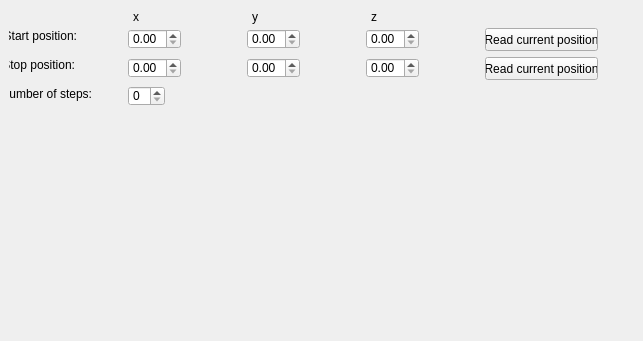
Before: the Qt Designer form src/gui/nearfieldscan_view.ui in eseo-emc/emctestbench, drawn with Qt 5.
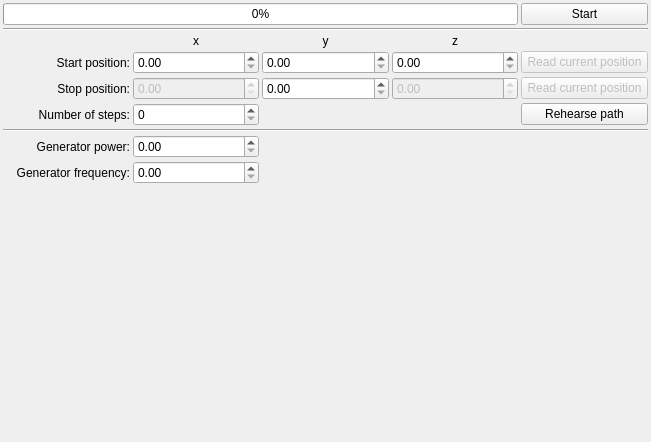
After: the same form once the commit is applied. Custom widgets are drawn as their Qt base class.

What changed in the file:
```diff
--- a/src/gui/nearfieldscan_view.ui
+++ b/src/gui/nearfieldscan_view.ui
@@ -6,215 +6,229 @@
    <rect>
     <x>0</x>
     <y>0</y>
-    <width>643</width>
-    <height>341</height>
+    <width>651</width>
+    <height>442</height>
    </rect>
   </property>
   <property name="windowTitle">
    <string>Form</string>
   </property>
-  <widget class="QuantityWidgetController" name="xStart">
-   <property name="geometry">
-    <rect>
-     <x>128</x>
-     <y>29</y>
-     <width>53</width>
-     <height>20</height>
-    </rect>
+  <layout class="QGridLayout" name="gridLayout">
+   <property name="margin">
+    <number>3</number>
    </property>
-  </widget>
-  <widget class="QuantityWidgetController" name="yStart">
-   <property name="geometry">
-    <rect>
-     <x>247</x>
-     <y>29</y>
-     <width>53</width>
-     <height>20</height>
-    </rect>
+   <property name="spacing">
+    <number>3</number>
    </property>
-  </widget>
-  <widget class="QuantityWidgetController" name="zStart">
-   <property name="geometry">
-    <rect>
-     <x>366</x>
-     <y>29</y>
-     <width>53</width>
-     <height>20</height>
-    </rect>
-   </property>
-  </widget>
-  <widget class="QLabel" name="label">
-   <property name="geometry">
-    <rect>
-     <x>9</x>
-     <y>28</y>
-     <width>68</width>
-     <height>16</height>
-    </rect>
-   </property>
-   <property name="text">
-    <string>Start position:</string>
-   </property>
-   <property name="alignment">
-    <set>Qt::AlignRight|Qt::AlignTrailing|Qt::AlignVCenter</set>
-   </property>
-  </widget>
-  <widget class="QPushButton" name="readStartPosition">
-   <property name="geometry">
-    <rect>
-     <x>485</x>
-     <y>28</y>
-     <width>113</width>
-     <height>23</height>
-    </rect>
-   </property>
-   <property name="text">
-    <string>Read current position</string>
-   </property>
-  </widget>
-  <widget class="QLabel" name="label_2">
-   <property name="geometry">
-    <rect>
-     <x>9</x>
-     <y>57</y>
-     <width>66</width>
-     <height>16</height>
-    </rect>
-   </property>
-   <property name="text">
-    <string>Stop position:</string>
-   </property>
-   <property name="alignment">
-    <set>Qt::AlignRight|Qt::AlignTrailing|Qt::AlignVCenter</set>
-   </property>
-  </widget>
-  <widget class="QuantityWidgetController" name="xStart_2">
-   <property name="geometry">
-    <rect>
-     <x>128</x>
-     <y>58</y>
-     <width>53</width>
-     <height>20</height>
-    </rect>
-   </property>
-  </widget>
-  <widget class="QPushButton" name="readStopPosition">
-   <property name="geometry">
-    <rect>
-     <x>485</x>
-     <y>57</y>
-     <width>113</width>
-     <height>23</height>
-    </rect>
-   </property>
-   <property name="text">
-    <string>Read current position</string>
-   </property>
-  </widget>
-  <widget class="QuantityWidgetController" name="zStart_2">
-   <property name="geometry">
-    <rect>
-     <x>366</x>
-     <y>58</y>
-     <width>53</width>
-     <height>20</height>
-    </rect>
-   </property>
-  </widget>
-  <widget class="QuantityWidgetController" name="yStart_2">
-   <property name="geometry">
-    <rect>
-     <x>247</x>
-     <y>58</y>
-     <width>53</width>
-     <height>20</height>
-    </rect>
-   </property>
-  </widget>
-  <widget class="QLabel" name="label_3">
-   <property name="geometry">
-    <rect>
-     <x>128</x>
-     <y>9</y>
-     <width>16</width>
-     <height>16</height>
-    </rect>
-   </property>
-   <property name="text">
-    <string>x</string>
-   </property>
-   <property name="alignment">
-    <set>Qt::AlignCenter</set>
-   </property>
-  </widget>
-  <widget class="QLabel" name="label_4">
-   <property name="geometry">
-    <rect>
-     <x>247</x>
-     <y>9</y>
-     <width>16</width>
-     <height>16</height>
-    </rect>
-   </property>
-   <property name="text">
-    <string>y</string>
-   </property>
-   <property name="alignment">
-    <set>Qt::AlignCenter</set>
-   </property>
-  </widget>
-  <widget class="QLabel" name="label_5">
-   <property name="geometry">
-    <rect>
-     <x>366</x>
-     <y>9</y>
-     <width>16</width>
-     <height>16</height>
-    </rect>
-   </property>
-   <property name="text">
-    <string>z</string>
-   </property>
-   <property name="alignment">
-    <set>Qt::AlignCenter</set>
-   </property>
-  </widget>
-  <widget class="QLabel" name="label_6">
-   <property name="geometry">
-    <rect>
-     <x>9</x>
-     <y>86</y>
-     <width>83</width>
-     <height>16</height>
-    </rect>
-   </property>
-   <property name="text">
-    <string>Number of steps:</string>
-   </property>
-   <property name="alignment">
-    <set>Qt::AlignRight|Qt::AlignTrailing|Qt::AlignVCenter</set>
-   </property>
-  </widget>
-  <widget class="QSpinBox" name="numberOfSteps">
-   <property name="geometry">
-    <rect>
-     <x>128</x>
-     <y>86</y>
-     <width>37</width>
-     <height>20</height>
-    </rect>
-   </property>
-  </widget>
-  <widget class="QWidget" name="widget" native="true">
-   <property name="geometry">
-    <rect>
-     <x>10</x>
-     <y>120</y>
-     <width>591</width>
-     <height>71</height>
-    </rect>
-   </property>
-  </widget>
+   <item row="3" column="1">
+    <widget class="QLabel" name="label_3">
+     <property name="sizePolicy">
+      <sizepolicy hsizetype="Preferred" vsizetype="Fixed">
+       <horstretch>0</horstretch>
+       <verstretch>0</verstretch>
+      </sizepolicy>
+     </property>
+     <property name="text">
+      <string>x</string>
+     </property>
+     <property name="alignment">
+      <set>Qt::AlignCenter</set>
+     </property>
+    </widget>
+   </item>
+   <item row="3" column="2">
+    <widget class="QLabel" name="label_4">
+     <property name="sizePolicy">
+      <sizepolicy hsizetype="Preferred" vsizetype="Fixed">
+       <horstretch>0</horstretch>
+       <verstretch>0</verstretch>
+      </sizepolicy>
+     </property>
+     <property name="text">
+      <string>y</string>
+     </property>
+     <property name="alignment">
+      <set>Qt::AlignCenter</set>
+     </property>
+    </widget>
+   </item>
+   <item row="3" column="3">
+    <widget class="QLabel" name="label_5">
+     <property name="sizePolicy">
+      <sizepolicy hsizetype="Preferred" vsizetype="Fixed">
+       <horstretch>0</horstretch>
+       <verstretch>0</verstretch>
+      </sizepolicy>
+     </property>
+     <property name="text">
+      <string>z</string>
+     </property>
+     <property name="alignment">
+      <set>Qt::AlignCenter</set>
+     </property>
+    </widget>
+   </item>
+   <item row="4" column="0">
+    <widget class="QLabel" name="label">
+     <property name="text">
+      <string>Start position:</string>
+     </property>
+     <property name="alignment">
+      <set>Qt::AlignRight|Qt::AlignTrailing|Qt::AlignVCenter</set>
+     </property>
+    </widget>
+   </item>
+   <item row="4" column="2">
+    <widget class="QuantityWidgetController" name="yStart"/>
+   </item>
+   <item row="4" column="4">
+    <widget class="QPushButton" name="readStartPosition">
+     <property name="enabled">
+      <bool>false</bool>
+     </property>
+     <property name="text">
+      <string>Read current position</string>
+     </property>
+     <property name="flat">
+      <bool>false</bool>
+     </property>
+    </widget>
+   </item>
+   <item row="5" column="0">
+    <widget class="QLabel" name="label_2">
+     <property name="text">
+      <string>Stop position:</string>
+     </property>
+     <property name="alignment">
+      <set>Qt::AlignRight|Qt::AlignTrailing|Qt::AlignVCenter</set>
+     </property>
+    </widget>
+   </item>
+   <item row="5" column="2">
+    <widget class="QuantityWidgetController" name="yStop"/>
+   </item>
+   <item row="5" column="4">
+    <widget class="QPushButton" name="readStopPosition">
+     <property name="enabled">
+      <bool>false</bool>
+     </property>
+     <property name="text">
+      <string>Read current position</string>
+     </property>
+     <property name="flat">
+      <bool>false</bool>
+     </property>
+    </widget>
+   </item>
+   <item row="6" column="0">
+    <widget class="QLabel" name="label_6">
+     <property name="text">
+      <string>Number of steps:</string>
+     </property>
+     <property name="alignment">
+      <set>Qt::AlignRight|Qt::AlignTrailing|Qt::AlignVCenter</set>
+     </property>
+    </widget>
+   </item>
+   <item row="6" column="1">
+    <widget class="QSpinBox" name="numberOfSteps"/>
+   </item>
+   <item row="6" column="4">
+    <widget class="QPushButton" name="rehearsePath">
+     <property name="text">
+      <string>Rehearse path</string>
+     </property>
+    </widget>
+   </item>
+   <item row="8" column="0">
+    <widget class="QLabel" name="label_7">
+     <property name="text">
+      <string>Generator power:</string>
+     </property>
+     <property name="alignment">
+      <set>Qt::AlignRight|Qt::AlignTrailing|Qt::AlignVCenter</set>
+     </property>
+    </widget>
+   </item>
+   <item row="8" column="1">
+    <widget class="PowerWidgetController" name="generatorPower"/>
+   </item>
+   <item row="9" column="0">
+    <widget class="QLabel" name="label_8">
+     <property name="text">
+      <string>Generator frequency:</string>
+     </property>
+     <property name="alignment">
+      <set>Qt::AlignRight|Qt::AlignTrailing|Qt::AlignVCenter</set>
+     </property>
+    </widget>
+   </item>
+   <item row="9" column="1">
+    <widget class="QuantityWidgetController" name="generatorFrequency"/>
+   </item>
+   <item row="10" column="0" colspan="5">
+    <widget class="DropWidget" name="transmittedPower" native="true"/>
+   </item>
+   <item row="11" column="0" colspan="5">
+    <widget class="DropWidget" name="measurement" native="true"/>
+   </item>
+   <item row="7" column="0" colspan="5">
+    <widget class="Line" name="line">
+     <property name="orientation">
+      <enum>Qt::Horizontal</enum>
+     </property>
+    </widget>
+   </item>
+   <item row="4" column="1">
+    <widget class="QuantityWidgetController" name="xStart">
+     <property name="enabled">
+      <bool>true</bool>
+     </property>
+    </widget>
+   </item>
+   <item row="5" column="1">
+    <widget class="QDoubleSpinBox" name="xStop">
+     <property name="enabled">
+      <bool>false</bool>
+     </property>
+    </widget>
+   </item>
+   <item row="4" column="3">
+    <widget class="QuantityWidgetController" name="zStart">
+     <property name="enabled">
+      <bool>true</bool>
+     </property>
+    </widget>
+   </item>
+   <item row="5" column="3">
+    <widget class="QDoubleSpinBox" name="zStop">
+     <property name="enabled">
+      <bool>false</bool>
+     </property>
+    </widget>
+   </item>
+   <item row="2" column="0" colspan="5">
+    <widget class="Line" name="line_2">
+     <property name="orientation">
+      <enum>Qt::Horizontal</enum>
+     </property>
+    </widget>
+   </item>
+   <item row="0" column="4">
+    <widget class="QPushButton" name="startStop">
+     <property name="text">
+      <string>Start</string>
+     </property>
+    </widget>
+   </item>
+   <item row="0" column="0" colspan="4">
+    <widget class="QProgressBar" name="progress">
+     <property name="value">
+      <number>0</number>
+     </property>
+    </widget>
+   </item>
+  </layout>
  </widget>
  <customwidgets>
   <customwidget>
@@ -222,6 +236,17 @@
    <extends>QDoubleSpinBox</extends>
    <header>gui.quantitywidget_controller.h</header>
   </customwidget>
+  <customwidget>
+   <class>DropWidget</class>
+   <extends>QWidget</extends>
+   <header>gui.dropwidget_controller.h</header>
+   <container>1</container>
+  </customwidget>
+  <customwidget>
+   <class>PowerWidgetController</class>
+   <extends>QDoubleSpinBox</extends>
+   <header>gui.powerwidget_controller.h</header>
+  </customwidget>
  </customwidgets>
  <resources/>
  <connections/>
```
